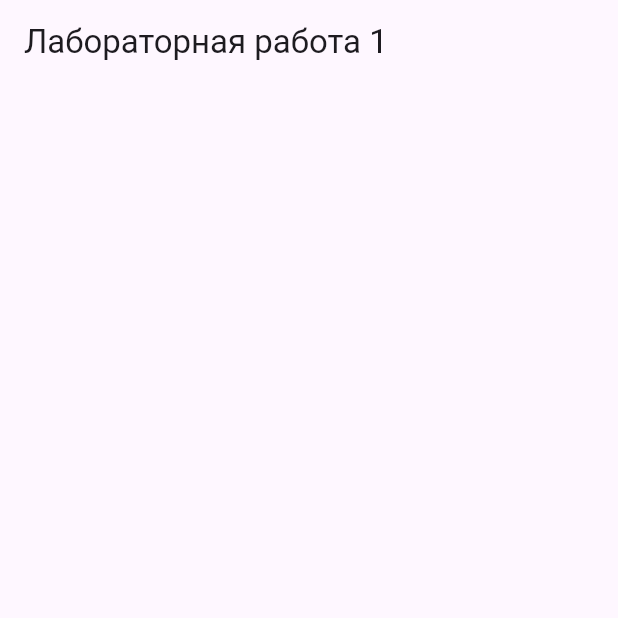
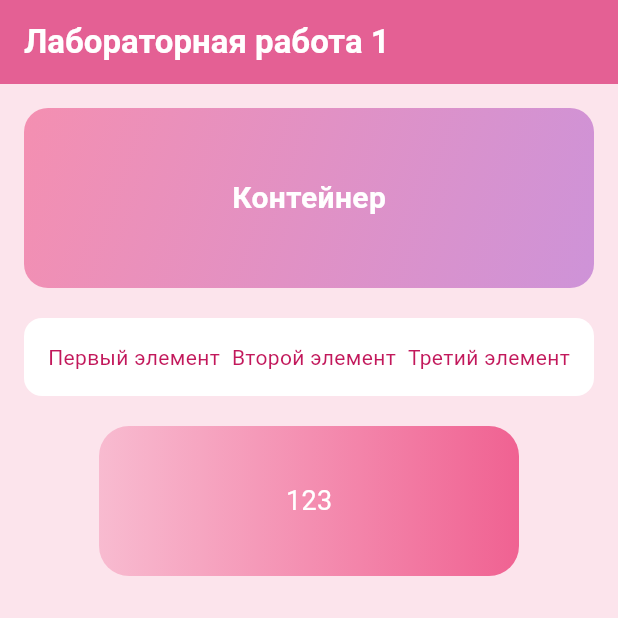
Before and after one commit to kkkimsq/flutter_lr1, a Flutter app: the screen it shows after launch, on a phone screen of 412 x 824 dp, the top half of it. Run offline on Flutter 3.47's test engine with Material 3 defaults, Android fonts, the light colour scheme and no system bars.

Commit message:
feat: add basic layout

```diff
--- a/lib/main.dart
+++ b/lib/main.dart
@@ -13,6 +13,7 @@ class MyApp extends StatelessWidget {
       title: 'ЛР1',
       theme: ThemeData(
         primarySwatch: Colors.pink,
+        useMaterial3: true,
       ),
       home: const MyHomePage(),
     );
@@ -30,10 +31,109 @@ class _MyHomePageState extends State<MyHomePage> {
   @override
   Widget build(BuildContext context) {
     return Scaffold(
+      backgroundColor: Colors.pink[50],
       appBar: AppBar(
-        title: const Text('Лабораторная работа 1'),
+        title: const Text(
+          'Лабораторная работа 1',
+          style: TextStyle(
+            fontWeight: FontWeight.bold,
+            color: Colors.white,
+          ),
+        ),
+        backgroundColor: Colors.pink[300],
+        elevation: 4,
       ),
-      body: Container(),
+
+      body: Padding(
+        padding: const EdgeInsets.all(16.0),
+        child: Column(
+          children: [
+            // Первый контейнер с градиентом
+            Container(
+              width: double.infinity,
+              height: 120,
+              decoration: BoxDecoration(
+                gradient: LinearGradient(
+                  begin: Alignment.topLeft,
+                  end: Alignment.bottomRight,
+                  colors: [
+                    Colors.pink.shade200,
+                    Colors.purple.shade200,
+                  ],
+                ),
+                borderRadius: BorderRadius.circular(16),
+              ),
+              child: const Center(
+                child: Text(
+                  'Контейнер',
+                  style: TextStyle(
+                    color: Colors.white,
+                    fontSize: 20,
+                    fontWeight: FontWeight.bold,
+                  ),
+                ),
+              ),
+            ),
+
+            const SizedBox(height: 20),
+
+            // Row с тремя текстовыми элементами
+            Container(
+              padding: const EdgeInsets.all(16),
+              decoration: BoxDecoration(
+                color: Colors.white,
+                borderRadius: BorderRadius.circular(12),
+              ),
+              child: Row(
+                mainAxisAlignment: MainAxisAlignment.spaceBetween,
+                children: [
+                  Text(
+                    'Первый элемент',
+                    style: TextStyle(
+                      color: Colors.pink[700],
+                    ),
+                  ),
+                  Text(
+                    'Второй элемент',
+                    style: TextStyle(
+                      color: Colors.pink[700],
+                    ),
+                  ),
+                  Text(
+                    'Третий элемент',
+                    style: TextStyle(
+                      color: Colors.pink[700],
+                    ),
+                  ),
+                ],
+              ),
+            ),
+
+            const SizedBox(height: 20),
+
+            // Второй контейнер
+            Container(
+              width: 280,
+              height: 100,
+              decoration: BoxDecoration(
+                borderRadius: BorderRadius.circular(20),
+                gradient: LinearGradient(
+                  colors: [Colors.pink.shade100, Colors.pink.shade300],
+                ),
+              ),
+              child: const Center(
+                child: Text(
+                  '123',
+                  style: TextStyle(
+                    color: Colors.white,
+                    fontSize: 18,
+                  ),
+                ),
+              ),
+            ),
+          ],
+        ),
+      ),
     );
   }
 }
```
